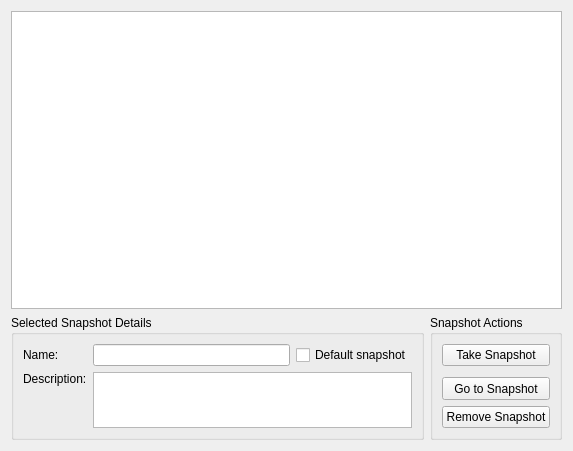
Before: the Qt Designer form SandboxiePlus/SandMan/Forms/SnapshotsWindow.ui in sandboxie-plus/Sandboxie, drawn with Qt 5.
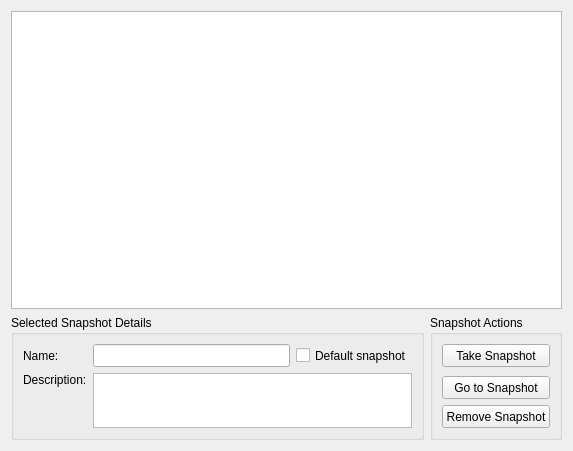
After: the same form once the commit is applied.

```diff
--- a/SandboxiePlus/SandMan/Forms/SnapshotsWindow.ui
+++ b/SandboxiePlus/SandMan/Forms/SnapshotsWindow.ui
@@ -60,19 +60,6 @@
           <string>Selected Snapshot Details</string>
          </property>
          <layout class="QGridLayout" name="gridLayout_3">
-          <item row="0" column="1">
-           <widget class="QLineEdit" name="txtName"/>
-          </item>
-          <item row="1" column="0">
-           <widget class="QLabel" name="label_2">
-            <property name="text">
-             <string>Description:</string>
-            </property>
-            <property name="alignment">
-             <set>Qt::AlignLeading|Qt::AlignLeft|Qt::AlignTop</set>
-            </property>
-           </widget>
-          </item>
           <item row="0" column="0">
            <widget class="QLabel" name="label">
             <property name="text">
@@ -80,8 +67,36 @@
             </property>
            </widget>
           </item>
+          <item row="0" column="1">
+           <widget class="QLineEdit" name="txtName">
+            <property name="sizePolicy">
+             <sizepolicy hsizetype="Expanding" vsizetype="Minimum">
+              <horstretch>0</horstretch>
+              <verstretch>0</verstretch>
+             </sizepolicy>
+            </property>
+            <property name="minimumSize">
+             <size>
+              <width>0</width>
+              <height>23</height>
+             </size>
+            </property>
+           </widget>
+          </item>
           <item row="0" column="2">
            <widget class="QCheckBox" name="chkDefault">
+            <property name="sizePolicy">
+             <sizepolicy hsizetype="Minimum" vsizetype="Minimum">
+              <horstretch>0</horstretch>
+              <verstretch>0</verstretch>
+             </sizepolicy>
+            </property>
+            <property name="minimumSize">
+             <size>
+              <width>0</width>
+              <height>23</height>
+             </size>
+            </property>
             <property name="toolTip">
              <string>When deleting a snapshot content, it will be returned to this snapshot instead of none.</string>
             </property>
@@ -93,6 +108,22 @@
           <item row="1" column="1" rowspan="2" colspan="2">
            <widget class="QPlainTextEdit" name="txtInfo"/>
           </item>
+          <item row="1" column="0">
+           <widget class="QLabel" name="label_2">
+            <property name="minimumSize">
+             <size>
+              <width>0</width>
+              <height>23</height>
+             </size>
+            </property>
+            <property name="text">
+             <string>Description:</string>
+            </property>
+            <property name="alignment">
+             <set>Qt::AlignLeading|Qt::AlignLeft|Qt::AlignTop</set>
+            </property>
+           </widget>
+          </item>
          </layout>
         </widget>
        </item>
@@ -110,6 +141,18 @@
          <layout class="QGridLayout" name="gridLayout_2">
           <item row="0" column="0">
            <widget class="QPushButton" name="btnTake">
+            <property name="sizePolicy">
+             <sizepolicy hsizetype="Minimum" vsizetype="Minimum">
+              <horstretch>0</horstretch>
+              <verstretch>0</verstretch>
+             </sizepolicy>
+            </property>
+            <property name="minimumSize">
+             <size>
+              <width>0</width>
+              <height>23</height>
+             </size>
+            </property>
             <property name="text">
              <string>Take Snapshot</string>
             </property>
@@ -130,6 +173,18 @@
           </item>
           <item row="3" column="0">
            <widget class="QPushButton" name="btnRemove">
+            <property name="sizePolicy">
+             <sizepolicy hsizetype="Minimum" vsizetype="Minimum">
+              <horstretch>0</horstretch>
+              <verstretch>0</verstretch>
+             </sizepolicy>
+            </property>
+            <property name="minimumSize">
+             <size>
+              <width>0</width>
+              <height>23</height>
+             </size>
+            </property>
             <property name="text">
              <string>Remove Snapshot</string>
             </property>
@@ -138,7 +193,7 @@
           <item row="2" column="0">
            <widget class="QToolButton" name="btnSelect">
             <property name="sizePolicy">
-             <sizepolicy hsizetype="Minimum" vsizetype="Fixed">
+             <sizepolicy hsizetype="Minimum" vsizetype="Minimum">
               <horstretch>0</horstretch>
               <verstretch>0</verstretch>
              </sizepolicy>
```
